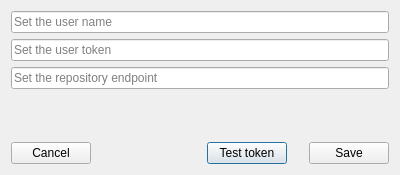
Before: the Qt Designer form src/git_server/ServerConfigDlg.ui in francescmm/GitQlient, drawn with Qt 5.
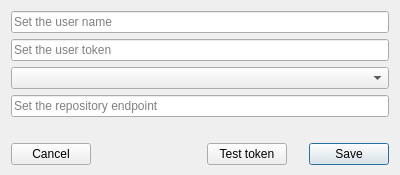
After: the same form once the commit is applied.

Commit message: Adapting Controls and config dialog to GitLab

Diff of the .ui file:
```diff
--- a/src/git_server/ServerConfigDlg.ui
+++ b/src/git_server/ServerConfigDlg.ui
@@ -26,24 +26,28 @@
    <string>Server configuration</string>
   </property>
   <layout class="QGridLayout" name="gridLayout">
-   <item row="1" column="0" colspan="5">
-    <widget class="QLineEdit" name="leUserToken">
-     <property name="echoMode">
-      <enum>QLineEdit::Password</enum>
-     </property>
-     <property name="placeholderText">
-      <string>Set the user token</string>
+   <item row="5" column="4">
+    <widget class="QPushButton" name="pbAccept">
+     <property name="text">
+      <string>Save</string>
      </property>
     </widget>
    </item>
-   <item row="4" column="2">
+   <item row="5" column="2">
     <widget class="QPushButton" name="pbTest">
      <property name="text">
       <string>Test token</string>
      </property>
     </widget>
    </item>
-   <item row="4" column="3">
+   <item row="0" column="0" colspan="5">
+    <widget class="QLineEdit" name="leUserName">
+     <property name="placeholderText">
+      <string>Set the user name</string>
+     </property>
+    </widget>
+   </item>
+   <item row="5" column="3">
     <spacer name="horizontalSpacer_2">
      <property name="orientation">
       <enum>Qt::Horizontal</enum>
@@ -59,35 +63,38 @@
      </property>
     </spacer>
    </item>
-   <item row="4" column="0">
-    <widget class="QPushButton" name="pbCancel">
-     <property name="text">
-      <string>Cancel</string>
-     </property>
-    </widget>
-   </item>
-   <item row="0" column="0" colspan="5">
-    <widget class="QLineEdit" name="leUserName">
-     <property name="placeholderText">
-      <string>Set the user name</string>
-     </property>
-    </widget>
-   </item>
-   <item row="3" column="0" colspan="5">
+   <item row="4" column="0" colspan="5">
     <widget class="QLabel" name="lTestResult">
      <property name="text">
       <string/>
      </property>
     </widget>
    </item>
-   <item row="4" column="4">
-    <widget class="QPushButton" name="pbAccept">
+   <item row="3" column="0" colspan="5">
+    <widget class="QLineEdit" name="leEndPoint">
+     <property name="placeholderText">
+      <string>Set the repository endpoint</string>
+     </property>
+    </widget>
+   </item>
+   <item row="1" column="0" colspan="5">
+    <widget class="QLineEdit" name="leUserToken">
+     <property name="echoMode">
+      <enum>QLineEdit::Password</enum>
+     </property>
+     <property name="placeholderText">
+      <string>Set the user token</string>
+     </property>
+    </widget>
+   </item>
+   <item row="5" column="0">
+    <widget class="QPushButton" name="pbCancel">
      <property name="text">
-      <string>Save</string>
+      <string>Cancel</string>
      </property>
     </widget>
    </item>
-   <item row="4" column="1">
+   <item row="5" column="1">
     <spacer name="horizontalSpacer">
      <property name="orientation">
       <enum>Qt::Horizontal</enum>
@@ -101,11 +108,7 @@
     </spacer>
    </item>
    <item row="2" column="0" colspan="5">
-    <widget class="QLineEdit" name="leEndPoint">
-     <property name="placeholderText">
-      <string>Set the repository endpoint</string>
-     </property>
-    </widget>
+    <widget class="QComboBox" name="cbServer"/>
    </item>
   </layout>
  </widget>
```
The commit also changes 3 other files.
